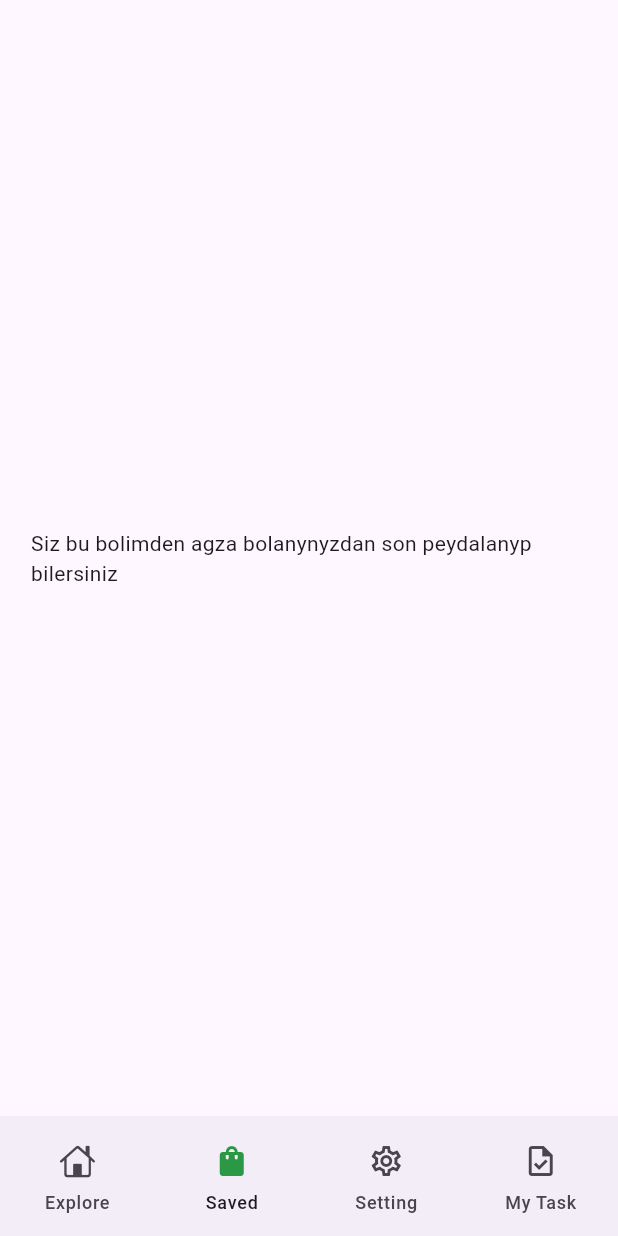
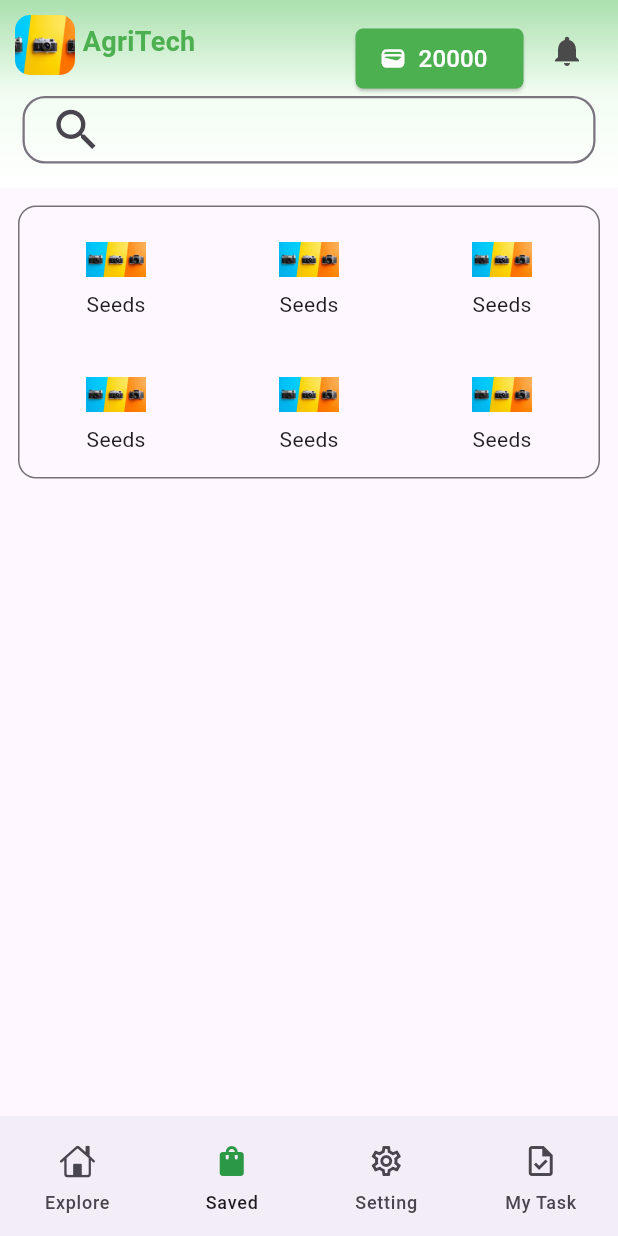
Before and after one commit to ilemansumaher/hasyl_taze, a Flutter app: the screen it shows after launch, swiped to page 2, on a phone screen of 412 x 824 dp. Run offline on Flutter 3.47's test engine with Material 3 defaults, Android fonts, the light colour scheme and no system bars.

Commit message:
secon page

```diff
--- a/lib/screens/mainscreen/peresentation/home_screen.dart
+++ b/lib/screens/mainscreen/peresentation/home_screen.dart
@@ -5,16 +5,16 @@ import 'package:hasyl2/screens/mainscreen/peresentation/categorycards/category_c
 import 'package:hasyl2/screens/utils/app_bar.dart';
 
 class HomeScreen extends StatelessWidget {
- const  HomeScreen({super.key});
-   Widget build(BuildContext context) {
+  const HomeScreen({super.key});
+  Widget build(BuildContext context) {
     return CustomScrollView(
       slivers: [
-      const  SliverAppB(),
+        const SliverAppB(),
         SliverList(
           delegate: SliverChildListDelegate(
             [
               Padding(
-                padding: const EdgeInsets.all(8.0),
+                padding: const EdgeInsets.all(12.0),
                 child: SizedBox(
                   width: double.infinity,
                   height: 300,
@@ -39,9 +39,9 @@ class HomeScreen extends StatelessWidget {
                   ),
                 ),
               ),
-             const Padding(
-                padding:  EdgeInsets.all(8.0),
-                child:  Column(
+              const Padding(
+                padding: EdgeInsets.all(8.0),
+                child: Column(
                   crossAxisAlignment: CrossAxisAlignment.stretch,
                   children: [
                     BannerImage(),
@@ -66,5 +66,4 @@ class HomeScreen extends StatelessWidget {
       ],
     );
   }
-
 }
--- /dev/null
+++ b/lib/screens/sendcotton/peresentation/category_cards.dart
@@ -0,0 +1,159 @@
+import 'package:flutter/material.dart';
+
+class CategoryProcts extends StatelessWidget {
+  const CategoryProcts({super.key});
+
+  @override
+  Widget build(BuildContext context) {
+    return Column(
+      children: [
+        Container(
+          decoration: const BoxDecoration(
+            border: Border(
+              top: BorderSide(
+                color: Colors.black54,
+              ),
+              left: BorderSide(
+                color: Colors.black54,
+              ),
+              right: BorderSide(
+                color: Colors.black54,
+              ),
+            ),
+            borderRadius: BorderRadius.only(
+              topLeft: Radius.circular(12.0),
+              topRight: Radius.circular(12.0),
+            ),
+          ),
+          child: Row(
+            mainAxisAlignment: MainAxisAlignment.spaceAround,
+            crossAxisAlignment: CrossAxisAlignment.center,
+            children: [
+              SizedBox(
+                height: 90,
+                width: 85,
+                child: Column(
+                  mainAxisAlignment: MainAxisAlignment.center,
+                  crossAxisAlignment: CrossAxisAlignment.center,
+                  children: [
+                    SizedBox(
+                      height: 40,
+                      width: 40,
+                      child: Image.asset("assets/images/image_pro.jpg"),
+                    ),
+                    const Text("Seeds"),
+                  ],
+                ),
+              ),
+              SizedBox(
+                height: 90,
+                width: 85,
+                child: Column(
+                  mainAxisAlignment: MainAxisAlignment.center,
+                  crossAxisAlignment: CrossAxisAlignment.center,
+                  children: [
+                    SizedBox(
+                      height: 40,
+                      width: 40,
+                      child: Image.asset("assets/images/image_pro.jpg"),
+                    ),
+                    const Text("Seeds"),
+                  ],
+                ),
+              ),
+              SizedBox(
+                height: 90,
+                width: 85,
+                child: Column(
+                  mainAxisAlignment: MainAxisAlignment.center,
+                  crossAxisAlignment: CrossAxisAlignment.center,
+                  children: [
+                    SizedBox(
+                      height: 40,
+                      width: 40,
+                      child: Image.asset("assets/images/image_pro.jpg"),
+                    ),
+                    const Text("Seeds"),
+                  ],
+                ),
+              ),
+            ],
+          ),
+        ),
+        Container(
+          decoration: const BoxDecoration(
+            border: Border(
+              bottom: BorderSide(
+                color: Colors.black54,
+              ),
+              left: BorderSide(
+                color: Colors.black54,
+              ),
+              right: BorderSide(
+                color: Colors.black54,
+              ),
+            ),
+            borderRadius: BorderRadius.only(
+              bottomLeft: Radius.circular(12.0),
+              bottomRight: Radius.circular(12.0),
+            ),
+          ),
+          child: Row(
+            mainAxisAlignment: MainAxisAlignment.spaceAround,
+            crossAxisAlignment: CrossAxisAlignment.center,
+            children: [
+              SizedBox(
+                height: 90,
+                width: 85,
+                child: Column(
+                  mainAxisAlignment: MainAxisAlignment.center,
+                  crossAxisAlignment: CrossAxisAlignment.center,
+                  children: [
+                    SizedBox(
+                      height: 40,
+                      width: 40,
+                      child: Image.asset("assets/images/image_pro.jpg"),
+                    ),
+                    const Text("Seeds"),
+                  ],
+                ),
+              ),
+              SizedBox(
+                height: 90,
+                width: 85,
+                child: Column(
+                  mainAxisAlignment: MainAxisAlignment.center,
+                  crossAxisAlignment: CrossAxisAlignment.center,
+                  children: [
+                    SizedBox(
+                      height: 40,
+                      width: 40,
+                      child: Image.asset("assets/images/image_pro.jpg"),
+                    ),
+                    const Text("Seeds"),
+                  ],
+                ),
+              ),
+              SizedBox(
+                height: 90,
+                width: 85,
+                child: Column(
+                  mainAxisAlignment: MainAxisAlignment.center,
+                  crossAxisAlignment: CrossAxisAlignment.center,
+                  children: [
+                    SizedBox(
+                      height: 40,
+                      width: 40,
+                      child: Image.asset("assets/images/image_pro.jpg"),
+                    ),
+                    const Text("Seeds"),
+                  ],
+                ),
+              ),
+            ],
+          ),
+        ),
+      ],
+    );
+  }
+}
--- a/lib/screens/sendcotton/send_screen.dart
+++ b/lib/screens/sendcotton/send_screen.dart
@@ -1,21 +1,26 @@
 import 'package:flutter/material.dart';
+import 'package:hasyl2/screens/mainscreen/peresentation/categorycards/category_cards.dart';
+import 'package:hasyl2/screens/sendcotton/peresentation/category_cards.dart';
+import 'package:hasyl2/screens/utils/app_bar.dart';
 
 class SendCotton extends StatelessWidget {
   const SendCotton({super.key});
 
   @override
   Widget build(BuildContext context) {
-    return Column(
-      mainAxisAlignment: MainAxisAlignment.center,
-      crossAxisAlignment: CrossAxisAlignment.center,
-      children: [
-        SizedBox(
-          width: MediaQuery.of(context).size.width * 0.9,
-          child: const Text(
-            "Siz bu bolimden agza bolanynyzdan son peydalanyp bilersiniz",
-            softWrap: true,
+    return CustomScrollView(
+      slivers: [
+        const SliverAppB(),
+        SliverList(
+          delegate: SliverChildListDelegate(
+            [
+             const Padding(
+                padding: const EdgeInsets.all(12.0),
+                child: CategoryProcts(),
+              ),
+            ],
           ),
-        )
+        ),
       ],
     );
   }
```
Also changed, not shown: lib/screens/settings/setting_screen.dart (+9 -8 lines), pubspec.lock, web_entrypoint.dart (deleted).
